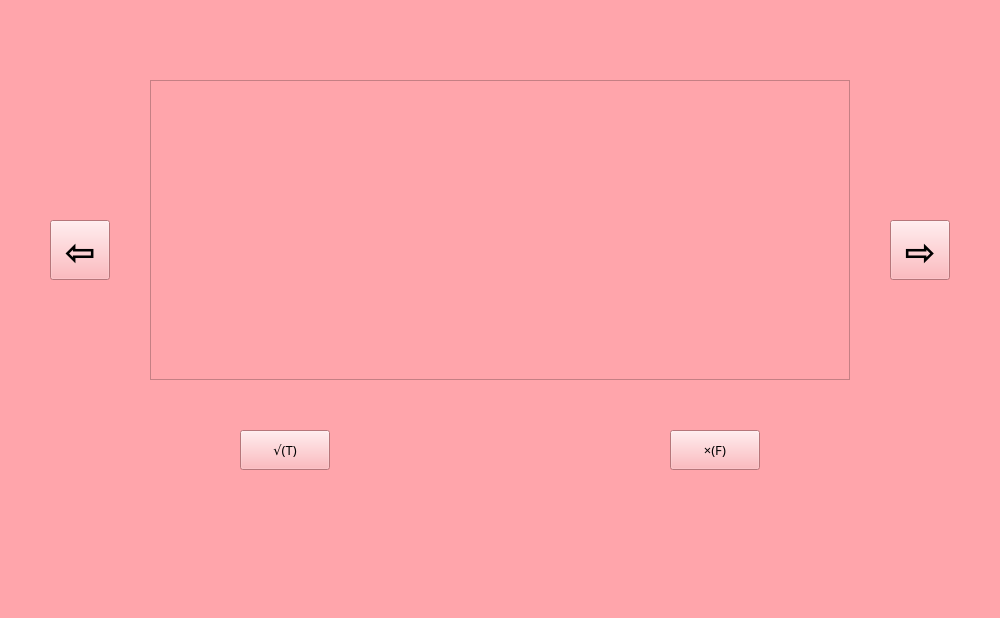
Stan-lei/PyEasier, file callUI/UISRC/JudgementQ.ui: the form before one commit.
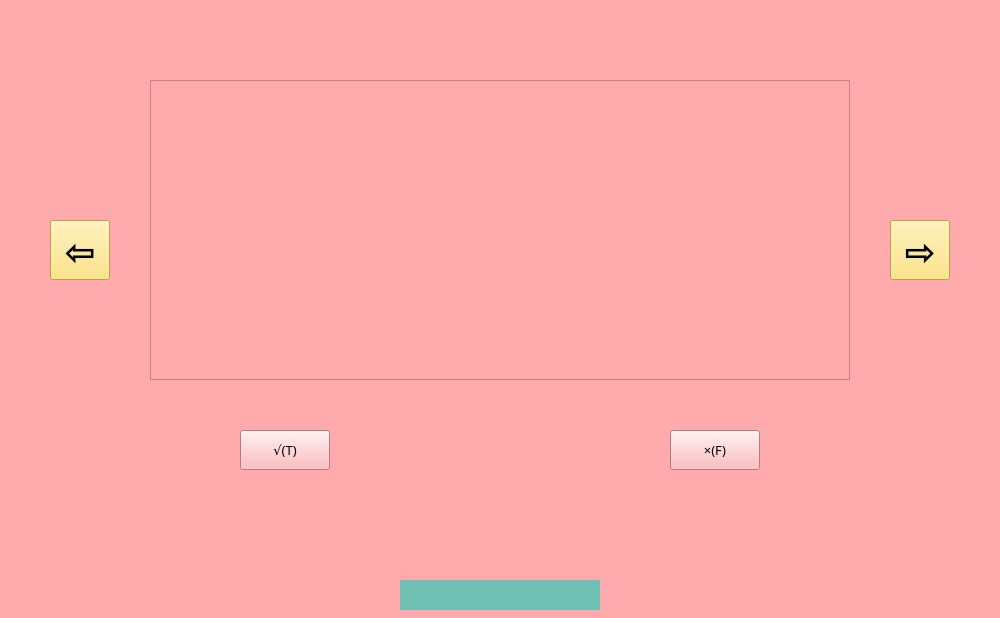
The form after the commit.

Diff of the .ui file:
```diff
--- a/callUI/UISRC/JudgementQ.ui
+++ b/callUI/UISRC/JudgementQ.ui
@@ -32,7 +32,7 @@
    <string>正在答题</string>
   </property>
   <property name="styleSheet">
-   <string notr="true">background-color: rgb(255, 165, 171);</string>
+   <string notr="true">background-color: rgb(255, 170, 173);</string>
   </property>
   <widget class="QPushButton" name="next_btn">
    <property name="geometry">
@@ -51,6 +51,9 @@
      <bold>true</bold>
     </font>
    </property>
+   <property name="styleSheet">
+    <string notr="true">background-color: rgb(255, 224, 102);</string>
+   </property>
    <property name="text">
     <string>⇨</string>
    </property>
@@ -94,6 +97,9 @@
      <bold>true</bold>
     </font>
    </property>
+   <property name="styleSheet">
+    <string notr="true">background-color: rgb(255, 224, 102);</string>
+   </property>
    <property name="text">
     <string>⇦</string>
    </property>
@@ -154,6 +160,9 @@
      <pointsize>10</pointsize>
     </font>
    </property>
+   <property name="styleSheet">
+    <string notr="true">background-color: rgb(112, 193, 179);</string>
+   </property>
    <property name="text">
     <string/>
    </property>
```
Left out of the diff: 6 changed lines with no effect on the pictures.
